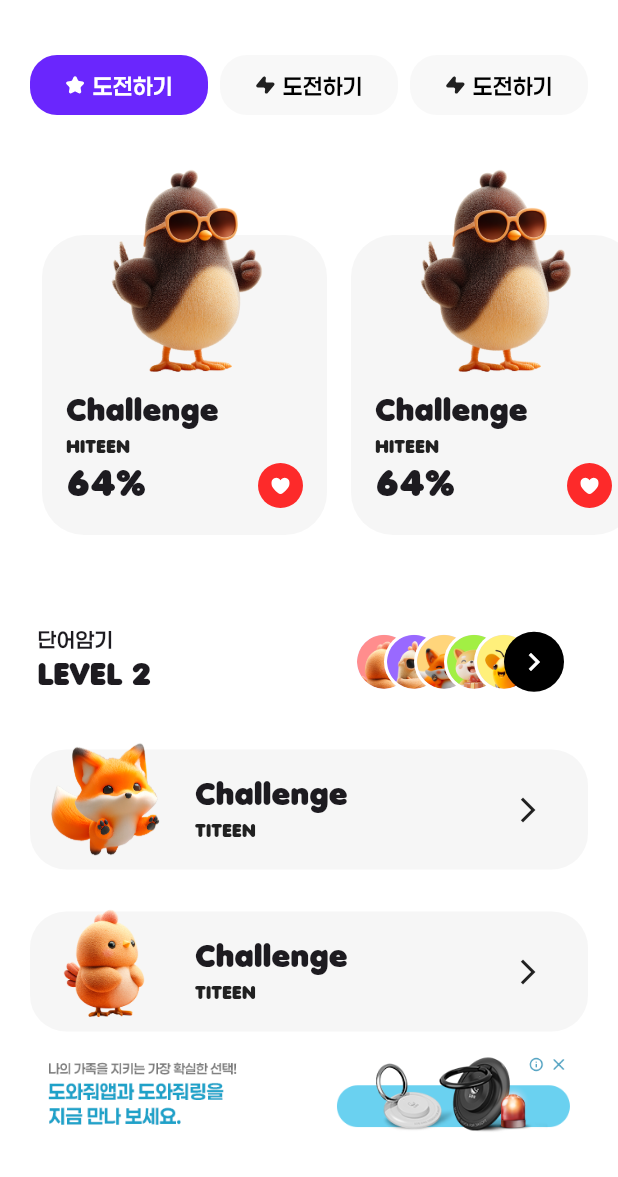
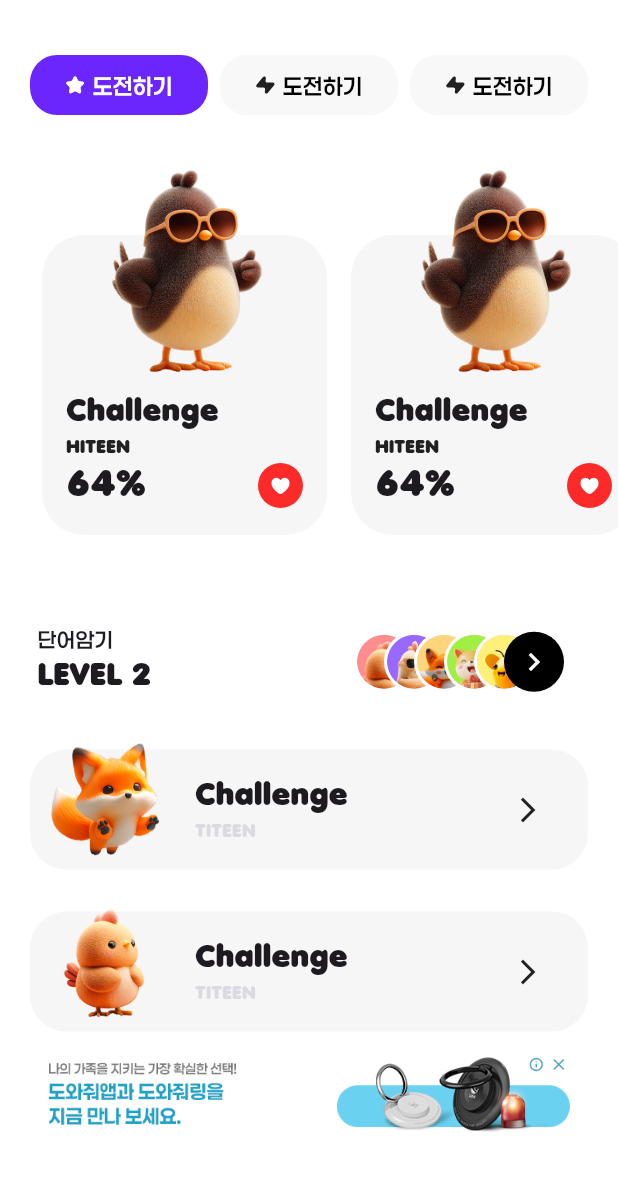
Before and after one commit to gyu-hyung/work, a Flutter app: the TeenPlayPageView screen opened directly, on a phone screen of 412 x 824 dp, the part 59-1236 px from its top. Run offline on Flutter 3.47's test engine with Material 3 defaults, Android fonts, the phone set to English and light mode, and no system bars; our stand-ins replace convex_bottom_bar, equatable, flutter_bloc, flutter_svg, go_router; missing offline and left inert: flutter_sliding_up_panel.

Commit message:
teenplay

```diff
--- a/lib/src/ui/pages/teenplay/teen_play_page.dart
+++ b/lib/src/ui/pages/teenplay/teen_play_page.dart
@@ -72,6 +72,7 @@ class TeenPlayPageView extends StatelessWidget {
     return Padding(
       padding: const EdgeInsets.fromLTRB(25, 40, 20, 20),
       child: Row(
+        mainAxisAlignment: MainAxisAlignment.spaceBetween,
         children: [
           const Column(
             crossAxisAlignment: CrossAxisAlignment.start,
@@ -89,7 +90,6 @@ class TeenPlayPageView extends StatelessWidget {
               ),
             ],
           ),
-          const Spacer(),
           Padding(
             padding: const EdgeInsets.symmetric(horizontal: 16),
             child: SizedBox(
@@ -138,7 +138,7 @@ class TeenPlayPageView extends StatelessWidget {
                         'TITEEN',
                         style: TextStyle(
                             fontSize: 12,
-                            color: Color(0xff212121),
+                            color: Color(0xff2121214d),
                             fontFamily: kDeBussyFont),
                       ),
                     ],
```
